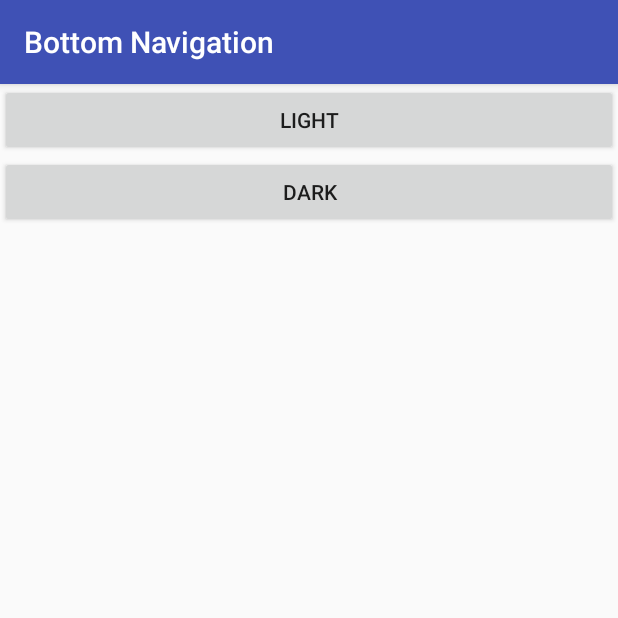
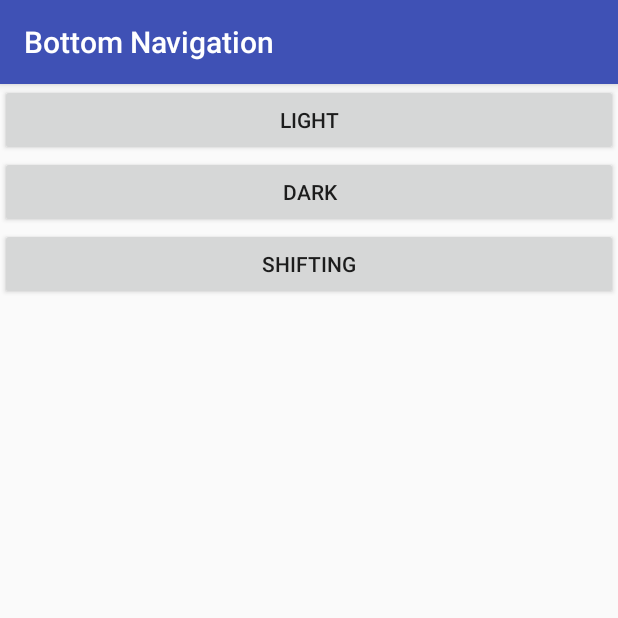
Before and after one commit to fahadkaleem/BottomNavigation, an Android app: the screen it shows after launch (MainActivity), on a phone screen of 412 x 824 dp, the top half of it. Run offline under Robolectric (Android 15) with nearby library versions, the phone set to English and light mode, and no system bars.

Commit message:
+ Shifting Bottom Navigation Bar

```diff
--- a/app/src/main/AndroidManifest.xml
+++ b/app/src/main/AndroidManifest.xml
@@ -20,6 +20,8 @@
     </activity>
     <activity android:name=".BottomNavigationDarkActivity">
     </activity>
+    <activity android:name=".BottomNavigationShiftingActivity">
+    </activity>
   </application>
 
 </manifest>
--- a/app/src/main/java/com/mohammedfahadkaleem/bottomnavigation/MainActivity.java
+++ b/app/src/main/java/com/mohammedfahadkaleem/bottomnavigation/MainActivity.java
@@ -10,6 +10,7 @@ import android.widget.Button;
 public class MainActivity extends AppCompatActivity {
   Button lightNavigation;
   Button darkNavigation;
+  Button shiftingNavigation;
 
   @Override
   protected void onCreate(Bundle savedInstanceState) {
@@ -31,5 +32,13 @@ public class MainActivity extends AppCompatActivity {
         startActivity(intent);
       }
     });
+    shiftingNavigation = findViewById(R.id.btn_shifting_bottom_navigation);
+    shiftingNavigation.setOnClickListener(new OnClickListener() {
+      @Override
+      public void onClick(View view) {
+        Intent intent = new Intent(MainActivity.this,BottomNavigationShiftingActivity.class);
+        startActivity(intent);
+      }
+    });
   }
 }
--- a/app/src/main/res/layout/activity_main.xml
+++ b/app/src/main/res/layout/activity_main.xml
@@ -8,16 +8,22 @@
   android:orientation="vertical"
   tools:context="com.mohammedfahadkaleem.bottomnavigation.MainActivity">
 
-<Button
-  android:id="@+id/btn_light_bottom_navigation"
-  android:layout_width="match_parent"
-  android:layout_height="wrap_content"
-  android:text="@string/light"/>
+  <Button
+    android:id="@+id/btn_light_bottom_navigation"
+    android:layout_width="match_parent"
+    android:layout_height="wrap_content"
+    android:text="@string/light"/>
+
   <Button
     android:id="@+id/btn_dark_bottom_navigation"
     android:layout_width="match_parent"
     android:layout_height="wrap_content"
     android:text="@string/dark"/>
 
+  <Button
+    android:id="@+id/btn_shifting_bottom_navigation"
+    android:layout_width="match_parent"
+    android:layout_height="wrap_content"
+    android:text="@string/shifting"/>
 
 </LinearLayout>
--- a/app/src/main/res/values/colors.xml
+++ b/app/src/main/res/values/colors.xml
@@ -5,6 +5,8 @@
   <color name="colorAccent">#FF4081</color>
   <color name="darkGrey">#212121</color>
   <color name="lightGrey">#666666</color>
+  <color name="grey_20">#cccccc</color>
+  <color name="blueGrey">#455A64</color>
 
   <color name="darkColorPrimary">#1e2756</color>
   <color name="darkColorPrimaryDark">#141831</color>
--- a/app/src/main/res/values/strings.xml
+++ b/app/src/main/res/values/strings.xml
@@ -3,10 +3,15 @@
   <string name="title_activity_bottom_navigation_basic">BottomNavigationBasic</string>
   <string name="light">Light</string>
   <string name="dark">Dark</string>
+  <string name="shifting">Shifting</string>
   <string name="recents">Recents</string>
   <string name="favourites">Favourites</string>
   <string name="nearby">Nearby</string>
   <string name="recents_clicked">Recents Clicked</string>
   <string name="favourites_clicked">Favourites Clicked</string>
   <string name="nearby_clicked">Nearby Clicked</string>
+  <string name="movie_amp_tv"><![CDATA[Movie & TV]]></string>
+  <string name="music">Music</string>
+  <string name="books">Books</string>
+  <string name="newsstand">Newsstand</string>
 </resources>
```
